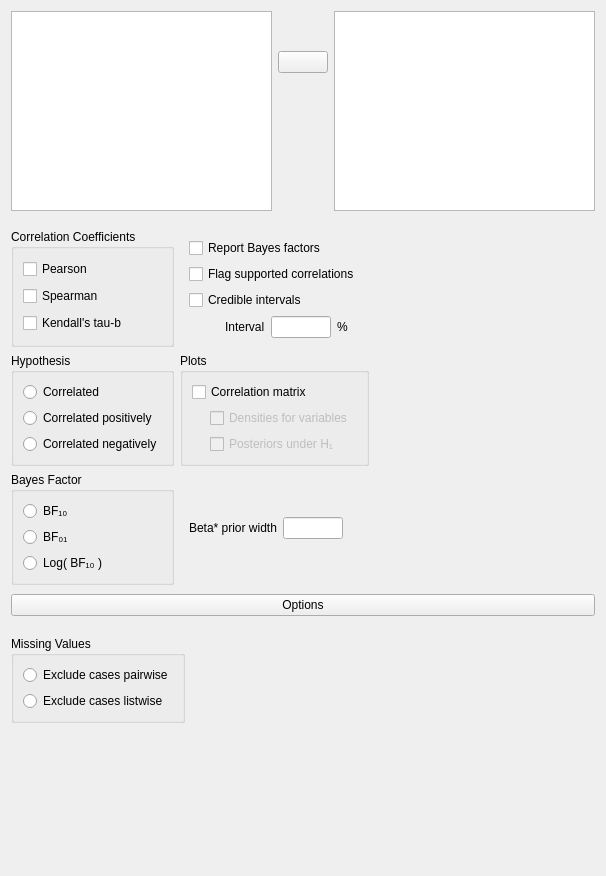
Old version of the form JASP-Desktop/analysisforms/correlationbayesianform.ui in the repository jasp-stats/jasp-desktop.
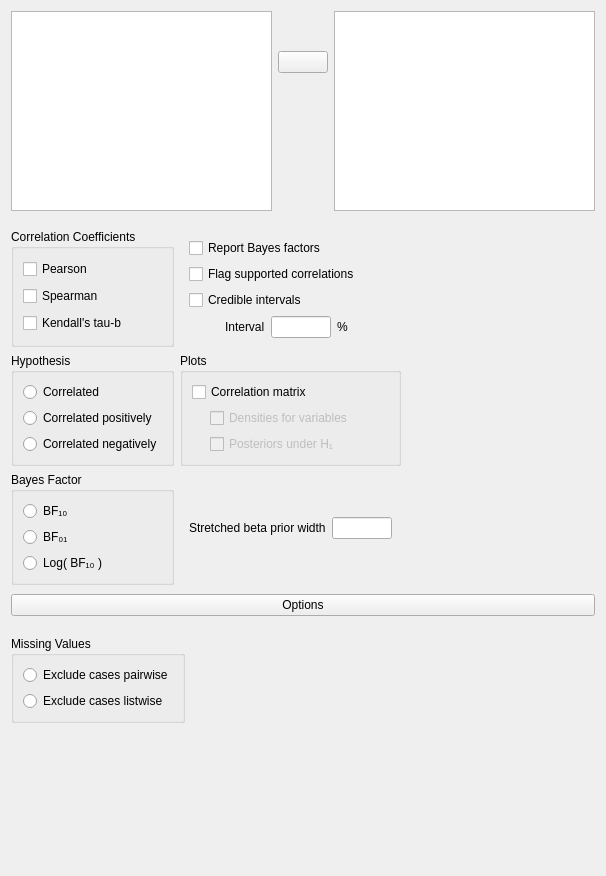
New version of the form. Custom widgets are drawn as their Qt base class.

Commit message: UI Correlation prior width proper naming

```diff
--- a/JASP-Desktop/analysisforms/correlationbayesianform.ui
+++ b/JASP-Desktop/analysisforms/correlationbayesianform.ui
@@ -431,7 +431,7 @@
             <item row="0" column="0">
              <widget class="QLabel" name="label_3">
               <property name="text">
-               <string>Beta* prior width</string>
+               <string>Stretched beta prior width</string>
               </property>
              </widget>
             </item>
```
The commit also changes 2 other files.
